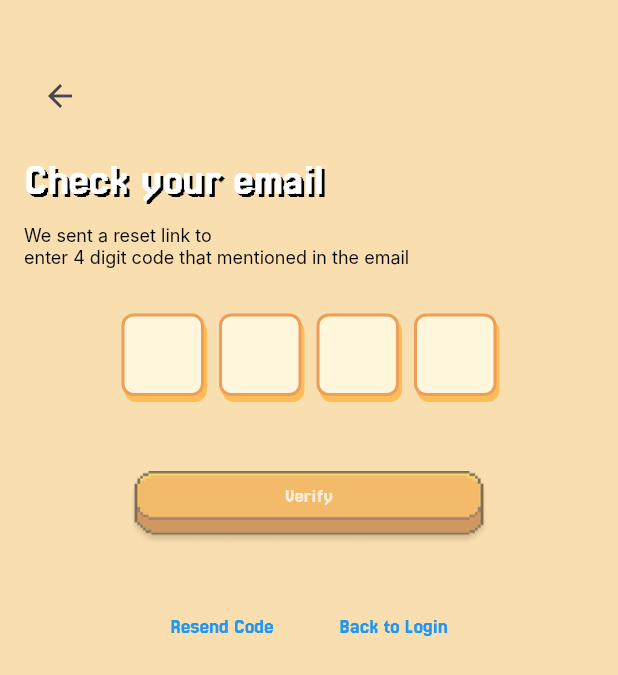
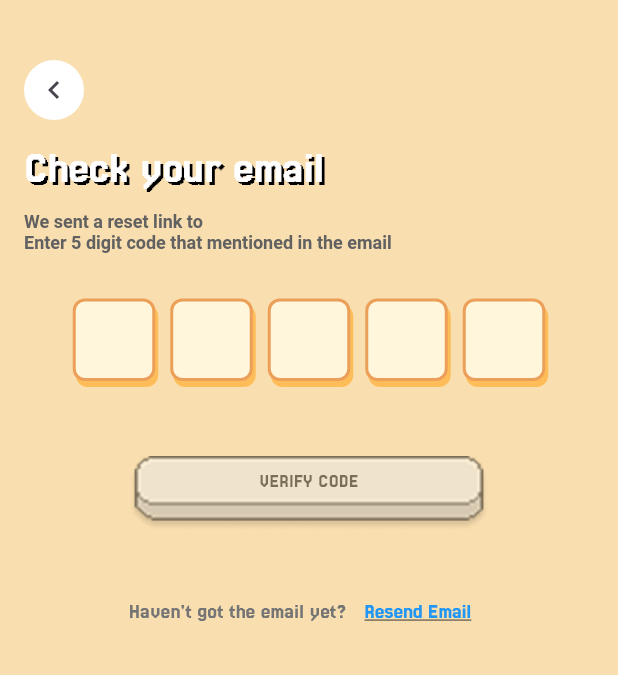
Before and after one commit to EdbertEL/MobileApp_GymSaga, a Flutter app: the CheckEmailForCodePage screen opened directly with empty values, on a phone screen of 412 x 824 dp. Shown: the top 675 px of the screen. Run offline on Flutter 3.47's test engine with Material 3 defaults, Android fonts, the light colour scheme and no system bars; our stand-ins replace loading_indicator.

Commit message:
Front End Update Password Reset, Check email for code, regist

```diff
--- a/gymsaga/lib/checkemailforcode.dart
+++ b/gymsaga/lib/checkemailforcode.dart
@@ -13,9 +13,10 @@ class CheckEmailForCodePage extends StatefulWidget {
 
 class CheckEmailForCodeState extends State<CheckEmailForCodePage> {
   final List<TextEditingController> _codeControllers =
-      List.generate(4, (_) => TextEditingController());
-  final List<FocusNode> _focusNodes = List.generate(4, (_) => FocusNode());
+      List.generate(5, (_) => TextEditingController());
+  final List<FocusNode> _focusNodes = List.generate(5, (_) => FocusNode());
   bool _isCodeComplete = false;
+  List<bool> _isFieldFilled = List.generate(5, (_) => false);
 
   @override
   void initState() {
@@ -38,6 +39,9 @@ class CheckEmailForCodeState extends State<CheckEmailForCodePage> {
 
   void _checkCodeCompletion() {
     setState(() {
+      _isFieldFilled = _codeControllers
+          .map((controller) => controller.text.isNotEmpty)
+          .toList();
       _isCodeComplete =
           _codeControllers.every((controller) => controller.text.isNotEmpty);
     });
@@ -70,9 +74,18 @@ class CheckEmailForCodeState extends State<CheckEmailForCodePage> {
                 const SizedBox(height: 40),
                 Row(
                   children: [
-                    IconButton(
-                      icon: const Icon(Icons.arrow_back),
-                      onPressed: () => Navigator.pop(context),
+                    Container(
+                      width: 40,
+                      height: 40,
+                      decoration: BoxDecoration(
+                        color: Colors.white,
+                        shape: BoxShape.circle,
+                      ),
+                      child: IconButton(
+                        padding: EdgeInsets.zero,
+                        icon: Icon(Icons.chevron_left, size: 24),
+                        onPressed: () => Navigator.pop(context),
+                      ),
                     ),
                   ],
                 ),
@@ -107,15 +120,25 @@ class CheckEmailForCodeState extends State<CheckEmailForCodePage> {
                             color: Colors.black,
                           ),
                           children: [
-                            const TextSpan(text: 'We sent a reset link to '),
+                            TextSpan(
+                              text: 'We sent a reset link to ',
+                              style: TextStyle(
+                                fontWeight: FontWeight.bold,
+                                color: Colors.grey[700],
+                              ),
+                            ),
                             TextSpan(
                               text: widget.email,
                               style:
                                   const TextStyle(fontWeight: FontWeight.bold),
                             ),
-                            const TextSpan(
+                            TextSpan(
                               text:
-                                  '\nenter 4 digit code that mentioned in the email',
+                                  '\nEnter 5 digit code that mentioned in the email',
+                              style: TextStyle(
+                                fontWeight: FontWeight.bold,
+                                color: Colors.grey[700],
+                              ),
                             ),
                           ],
                         ),
@@ -123,7 +146,7 @@ class CheckEmailForCodeState extends State<CheckEmailForCodePage> {
                       const SizedBox(height: 30),
                       Row(
                         mainAxisAlignment: MainAxisAlignment.center,
-                        children: List.generate(4, (index) {
+                        children: List.generate(5, (index) {
                           return Container(
                             width: 55,
                             height: 55,
@@ -134,7 +157,9 @@ class CheckEmailForCodeState extends State<CheckEmailForCodePage> {
                                 color: const Color(0xFFEC9F59),
                                 width: 2,
                               ),
-                              color: const Color(0xFFFFF6DC),
+                              color: _isFieldFilled[index]
+                                  ? Colors.white
+                                  : const Color(0xFFFFF6DC),
                               boxShadow: const [
                                 BoxShadow(
                                   color: Color(0xFFFFBD59),
@@ -158,10 +183,11 @@ class CheckEmailForCodeState extends State<CheckEmailForCodePage> {
                                 border: InputBorder.none,
                               ),
                               onChanged: (value) {
-                                if (value.length == 1 && index < 3) {
+                                if (value.length == 1 && index < 4) {
                                   FocusScope.of(context)
                                       .requestFocus(_focusNodes[index + 1]);
                                 }
+                                _checkCodeCompletion();
                               },
                             ),
                           );
@@ -169,8 +195,7 @@ class CheckEmailForCodeState extends State<CheckEmailForCodePage> {
                       ),
                       const SizedBox(height: 50),
 
-                      // Verify Button (unchanged)
-
+                      // Verify Button
                       Center(
                         child: InkWell(
                           onTap: _isCodeComplete ? _handleVerification : null,
@@ -182,7 +207,7 @@ class CheckEmailForCodeState extends State<CheckEmailForCodePage> {
                               decoration: const BoxDecoration(
                                 image: DecorationImage(
                                   image: AssetImage(
-                                      'assets/widgets/buttons/golden_button.png'),
+                                      'assets/widgets/buttons/silver_button.png'),
                                   fit: BoxFit.fill,
                                 ),
                               ),
@@ -190,9 +215,9 @@ class CheckEmailForCodeState extends State<CheckEmailForCodePage> {
                               child: Transform.translate(
                                 offset: const Offset(0, -8),
                                 child: const Text(
-                                  'Verify',
+                                  'VERIFY CODE',
                                   style: TextStyle(
-                                    color: Colors.white,
+                                    color: Color.fromARGB(255, 0, 0, 0),
                                     fontSize: 13,
                                   ),
                                 ),
@@ -206,32 +231,24 @@ class CheckEmailForCodeState extends State<CheckEmailForCodePage> {
                       Row(
                         mainAxisAlignment: MainAxisAlignment.center,
                         children: [
+                          Text(
+                            'Haven\'t got the email yet?',
+                            style: TextStyle(
+                                fontSize: 14, color: Colors.grey[600]),
+                          ),
                           TextButton(
                             onPressed: () {
                               ScaffoldMessenger.of(context).showSnackBar(
-                                const SnackBar(content: Text('Code Resent')),
+                                const SnackBar(content: Text('Email Resent')),
                               );
                             },
-                            child: const Text(
-                              'Resend Code',
-                              style:
-                                  TextStyle(fontSize: 14, color: Colors.blue),
-                            ),
-                          ),
-                          const SizedBox(width: 20),
-                          TextButton(
-                            onPressed: () {
-                              Navigator.of(context).pushAndRemoveUntil(
-                                MaterialPageRoute(
-                                  builder: (context) => const LoginPage(),
-                                ),
-                                (route) => false,
-                              );
-                            },
-                            child: const Text(
-                              'Back to Login',
-                              style:
-                                  TextStyle(fontSize: 14, color: Colors.blue),
+                            child: Text(
+                              'Resend Email',
+                              style: TextStyle(
+                                fontSize: 14,
+                                color: Colors.blue,
+                                decoration: TextDecoration.underline,
+                              ),
                             ),
                           ),
                         ],
--- a/gymsaga/lib/main.dart
+++ b/gymsaga/lib/main.dart
@@ -1,5 +1,6 @@
 import 'package:flutter/material.dart';
 import 'package:gymsaga/homepage.dart';
+import 'package:gymsaga/loadingpage.dart';
 import 'package:gymsaga/login.dart';
 import 'package:gymsaga/profile.dart';
 import 'package:gymsaga/register.dart';
@@ -33,7 +34,7 @@ class MainApp extends StatelessWidget {
       ),
       initialRoute: '/',
       routes: {
-        '/': (context) => const HomePage(),
+        '/': (context) => const LoginPage(),
         '/login': (context) => const LoginPage(),
         '/register': (context) => const RegisterPage(),
         '/profile': (context) => const ProfilePage(),
@@ -41,7 +42,6 @@ class MainApp extends StatelessWidget {
         '/workout': (context) => const WorkoutPage(),
       },
       onGenerateRoute: (settings) {
-        // Periksa apakah route harus tanpa animasi
         if (settings.arguments is Map &&
             (settings.arguments as Map).containsKey('noAnimation') &&
             (settings.arguments as Map)['noAnimation'] == true) {
```
Also changed, not shown: gymsaga/lib/forgotpassword.dart (+3 -32 lines), gymsaga/lib/passwordreset.dart (+12 -3 lines), gymsaga/lib/loadingcomplete.dart (added).
